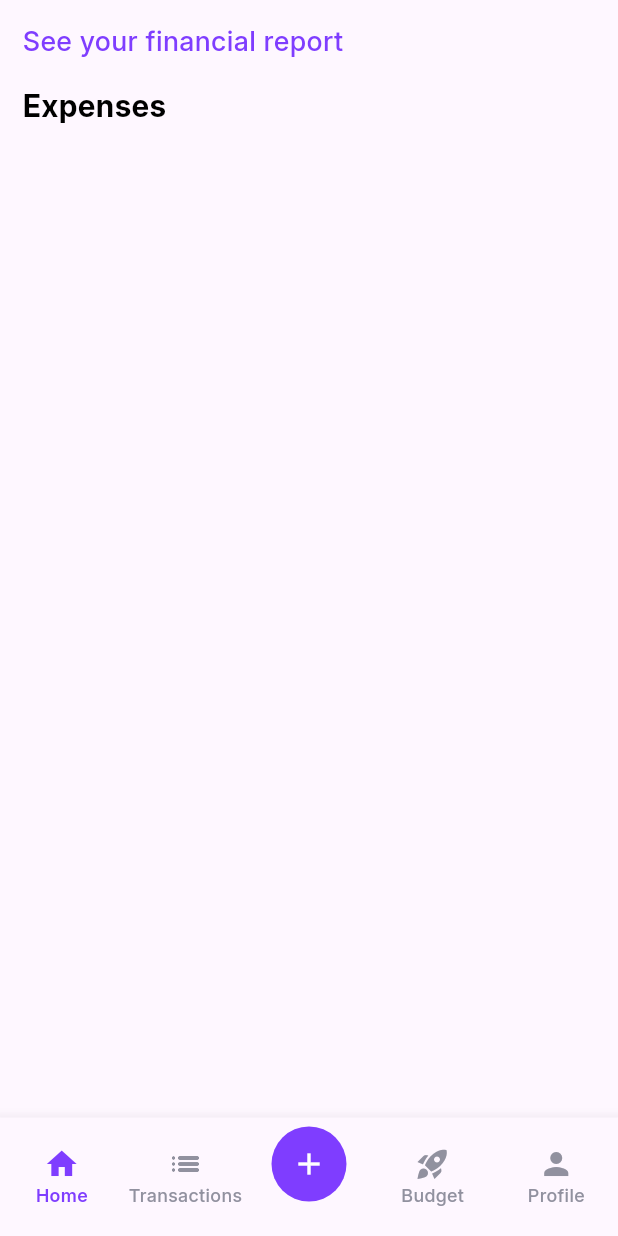
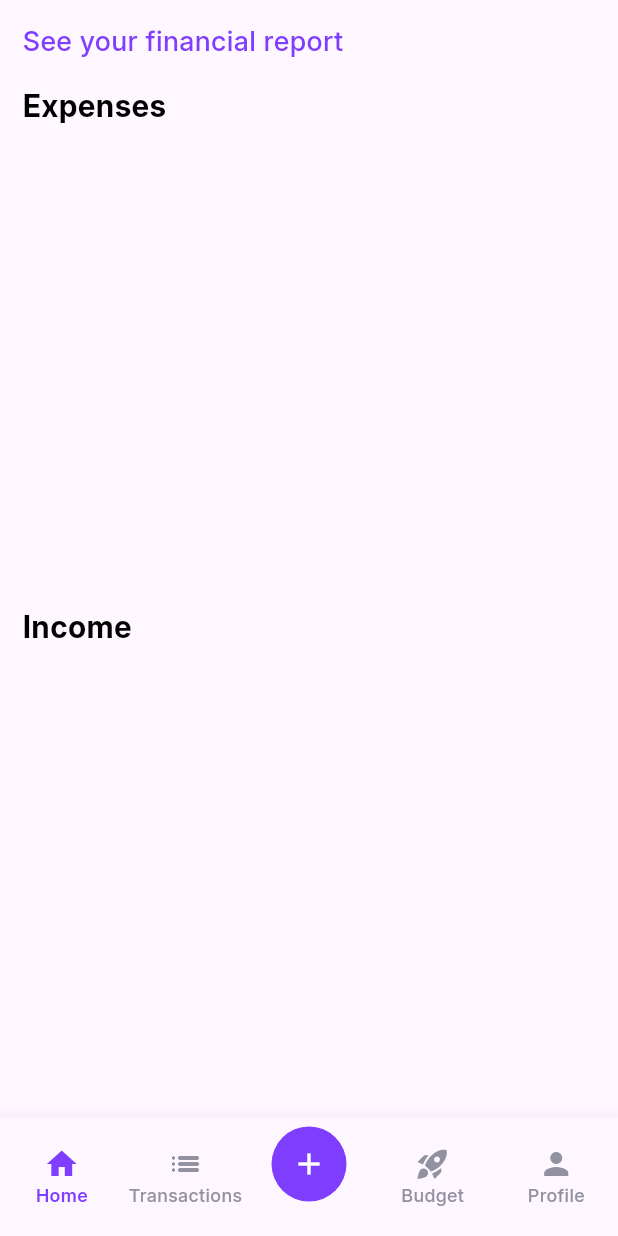
Before and after one commit to senadeeraisle/Expenz-App-07, a Flutter app: the MainScreen screen opened directly, on a phone screen of 412 x 824 dp. Run offline on Flutter 3.47's test engine with Material 3 defaults, Android fonts, the phone set to English and light mode, and no system bars; our stand-ins replace shared_preferences, smooth_page_indicator; accounts and stored records are empty.

Commit message:
display and dismiss income

```diff
--- a/lib/screens/main_screen.dart
+++ b/lib/screens/main_screen.dart
@@ -66,7 +66,12 @@ class _MainScreenState extends State<MainScreen> {
       expenseList.remove(expense);
     });
   }
+  //Function to delete an income
 
+  void deleteIncome(Income income) {
+    IncomeSerive().deleteIncome(income.id, context);
+    incomeList.remove(income);
+  }
   //Function to add new income
 
   void addNewIncome(Income newIncome) {
@@ -80,6 +85,8 @@ class _MainScreenState extends State<MainScreen> {
   Widget build(BuildContext context) {
     final List<Widget> pages = [
       TransactionScreen(
+        onDismissedIncome: deleteIncome,
+        incomeList: incomeList,
         expenseList: expenseList,
         onDismissedExpenses: deleteExpense,
       ),
--- a/lib/screens/transaction_screen.dart
+++ b/lib/screens/transaction_screen.dart
@@ -1,16 +1,23 @@
+import 'package:expenz/widget/income_card.dart';
+import 'package:flutter/material.dart';
+
 import 'package:expenz/constant/colors.dart';
 import 'package:expenz/models/expense_model.dart';
+import 'package:expenz/models/income_model.dart';
 import 'package:expenz/widget/expense_card.dart';
-import 'package:flutter/material.dart';
 
 class TransactionScreen extends StatefulWidget {
   final List<Expense> expenseList;
+  final List<Income> incomeList;
   final void Function(Expense) onDismissedExpenses;
+  final void Function(Income) onDismissedIncome;
 
   const TransactionScreen({
     super.key,
     required this.expenseList,
     required this.onDismissedExpenses,
+    required this.incomeList,
+    required this.onDismissedIncome,
   });
 
   @override
@@ -81,6 +88,51 @@ class _TransactionScreenState extends State<TransactionScreen> {
                     ),
                   ),
                 ),
+                SizedBox(height: 15),
+                Text(
+                  "Income",
+                  style: TextStyle(
+                    color: kBlack,
+                    fontSize: 20,
+                    fontWeight: FontWeight.bold,
+                  ),
+                ),
+                SizedBox(height: 15),
+                SizedBox(
+                  height: MediaQuery.of(context).size.height * 0.35,
+                  child: SingleChildScrollView(
+                    child: Column(
+                      children: [
+                        ListView.builder(
+                          shrinkWrap: true,
+                          scrollDirection: Axis.vertical,
+                          physics: NeverScrollableScrollPhysics(),
+                          itemCount: widget.incomeList.length,
+                          itemBuilder: (context, index) {
+                            final income = widget.incomeList[index];
+                            return Dismissible(
+                              key: ValueKey(income),
+                              direction: DismissDirection.startToEnd,
+                              onDismissed: (direction) {
+                                setState(() {
+                                  widget.onDismissedIncome(income);
+                                });
+                              },
+                              child: IncomeCard(
+                                title: income.title,
+                                amount: income.amount,
+                                date: income.date,
+                                time: income.time,
+                                category: income.category,
+                                description: income.description,
+                              ),
+                            );
+                          },
+                        ),
+                      ],
+                    ),
+                  ),
+                ),
               ],
             ),
           ),
--- a/lib/services/expense_service.dart
+++ b/lib/services/expense_service.dart
@@ -33,6 +33,7 @@ class ExpenseService {
           .toList();
 
       await pref.setStringList(expenseKey, updatedExpenseList);
+
       if (context.mounted) {
         ScaffoldMessenger.of(context).showSnackBar(
           SnackBar(
@@ -81,7 +82,7 @@ class ExpenseService {
             .map((e) => Expense.fromJson(json.decode(e)))
             .toList();
       }
-      exsistingExpenseObject.removeWhere((expense) => expense == id);
+      exsistingExpenseObject.removeWhere((expense) => expense.id == id);
 
       List<String> updatedExpenseList = exsistingExpenseObject
           .map((e) => json.encode(e.toJson()))
```
Also changed, not shown: lib/screens/add_new_screen.dart (+5 -5 lines), lib/services/income_service.dart (+39 -0 lines), lib/widget/income_card.dart (added, +101 -0 lines).
